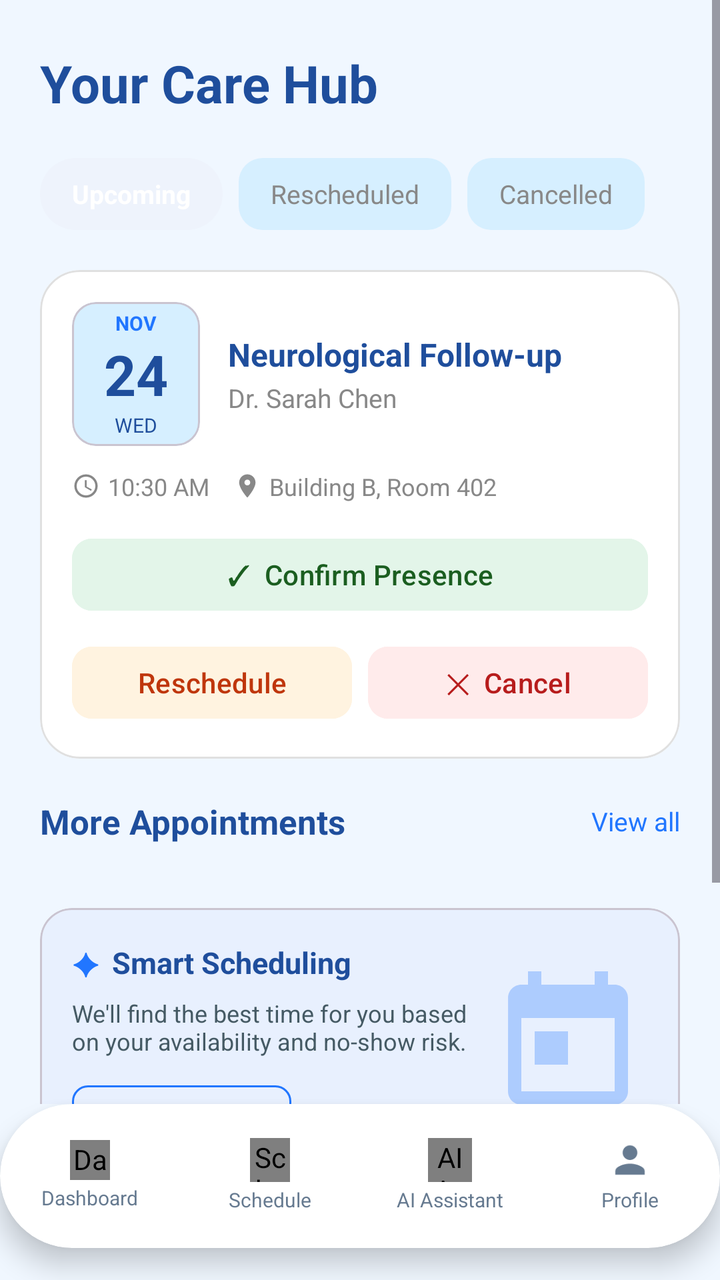
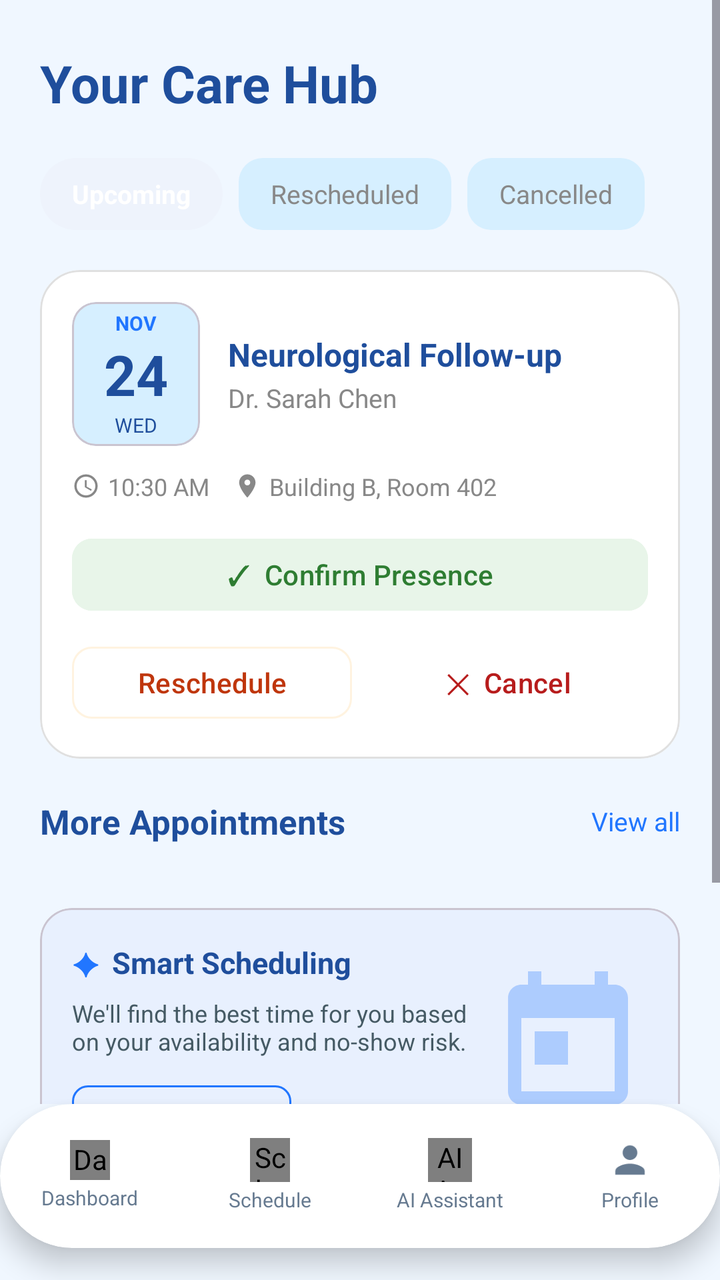

Before-and-after screenshots of an Android layout around one commit, followed by the original layout XML and the change that was made.
<!-- AndroidManifest.xml: application theme Theme.Appointment_Schedule -->
<!-- res/layout/appointment_management.xml -->
<?xml version="1.0" encoding="utf-8"?>
<androidx.constraintlayout.widget.ConstraintLayout
    xmlns:android="http://schemas.android.com/apk/res/android"
    xmlns:app="http://schemas.android.com/apk/res-auto"
    android:layout_width="match_parent"
    android:layout_height="match_parent"
    android:background="@color/background_main">

    <ScrollView
        android:id="@+id/scrollView"
        android:layout_width="0dp"
        android:layout_height="0dp"
        app:layout_constraintTop_toTopOf="parent"
        app:layout_constraintBottom_toTopOf="@id/bottomBar"
        app:layout_constraintStart_toStartOf="parent"
        app:layout_constraintEnd_toEndOf="parent">

        <LinearLayout
            android:layout_width="match_parent"
            android:layout_height="wrap_content"
            android:orientation="vertical"
            android:paddingHorizontal="20dp"
            android:paddingTop="24dp"
            android:paddingBottom="16dp">

            
            <TextView
                android:layout_width="wrap_content"
                android:layout_height="wrap_content"
                android:text="Your Care Hub"
                android:textSize="26sp"
                android:textStyle="bold"
                android:textColor="@color/text_blue"
                android:layout_marginBottom="20dp"/>

            
            <LinearLayout
                android:layout_width="match_parent"
                android:layout_height="wrap_content"
                android:orientation="horizontal"
                android:layout_marginBottom="20dp">

                <TextView
                    android:id="@+id/tabUpcoming"
                    android:layout_width="wrap_content"
                    android:layout_height="36dp"
                    android:text="Upcoming"
                    android:textSize="13sp"
                    android:textStyle="bold"
                    android:textColor="@color/text_on_primary"
                    android:background="@drawable/bg_tab_active"
                    android:gravity="center"
                    android:paddingHorizontal="16dp"
                    android:layout_marginEnd="8dp"/>

                <TextView
                    android:id="@+id/tabRescheduled"
                    android:layout_width="wrap_content"
                    android:layout_height="36dp"
                    android:text="Rescheduled"
                    android:textSize="13sp"
                    android:textColor="@color/text_hint"
                    android:background="@drawable/bg_tab_inactive"
                    android:gravity="center"
                    android:paddingHorizontal="16dp"
                    android:layout_marginEnd="8dp"/>

                <TextView
                    android:id="@+id/tabCancelledHub"
                    android:layout_width="wrap_content"
                    android:layout_height="36dp"
                    android:text="Cancelled"
                    android:textSize="13sp"
                    android:textColor="@color/text_hint"
                    android:background="@drawable/bg_tab_inactive"
                    android:gravity="center"
                    android:paddingHorizontal="16dp"/>

            </LinearLayout>

            
            <com.google.android.material.card.MaterialCardView
                android:id="@+id/featuredAppointmentCard"
                android:layout_width="match_parent"
                android:layout_height="wrap_content"
                app:cardCornerRadius="20dp"
                app:cardElevation="0dp"
                app:cardBackgroundColor="@color/card_background"
                app:strokeWidth="1dp"
                app:strokeColor="#E0E0E0"
                android:layout_marginBottom="20dp">

                <LinearLayout
                    android:layout_width="match_parent"
                    android:layout_height="wrap_content"
                    android:orientation="vertical"
                    android:padding="16dp">

                    
                    <LinearLayout
                        android:layout_width="match_parent"
                        android:layout_height="wrap_content"
                        android:orientation="horizontal"
                        android:gravity="center_vertical"
                        android:layout_marginBottom="12dp">

                        
                        <com.google.android.material.card.MaterialCardView
                            android:layout_width="64dp"
                            android:layout_height="72dp"
                            app:cardCornerRadius="12dp"
                            app:cardElevation="0dp"
                            app:cardBackgroundColor="@color/field_background">
                            <LinearLayout
                                android:layout_width="match_parent"
                                android:layout_height="match_parent"
                                android:orientation="vertical"
                                android:gravity="center">
                                <TextView
                                    android:id="@+id/tvFeaturedMonth"
                                    android:layout_width="wrap_content"
                                    android:layout_height="wrap_content"
                                    android:text="NOV"
                                    android:textSize="10sp"
                                    android:textStyle="bold"
                                    android:textColor="@color/primary_blue"/>
                                <TextView
                                    android:id="@+id/tvFeaturedDay"
                                    android:layout_width="wrap_content"
                                    android:layout_height="wrap_content"
                                    android:text="24"
                                    android:textSize="28sp"
                                    android:textStyle="bold"
                                    android:textColor="@color/text_blue"/>
                                <TextView
                                    android:id="@+id/tvFeaturedDow"
                                    android:layout_width="wrap_content"
                                    android:layout_height="wrap_content"
                                    android:text="WED"
                                    android:textSize="10sp"
                                    android:textColor="@color/text_blue"/>
                            </LinearLayout>
                        </com.google.android.material.card.MaterialCardView>

                        
                        <LinearLayout
                            android:layout_width="0dp"
                            android:layout_height="wrap_content"
                            android:layout_weight="1"
                            android:orientation="vertical"
                            android:layout_marginStart="14dp">
                            <TextView
                                android:id="@+id/tvFeaturedTitle"
                                android:layout_width="wrap_content"
                                android:layout_height="wrap_content"
                                android:text="Neurological Follow-up"
                                android:textSize="16sp"
                                android:textStyle="bold"
                                android:textColor="@color/text_blue"/>
                            <TextView
                                android:id="@+id/tvFeaturedDoctor"
                                android:layout_width="wrap_content"
                                android:layout_height="wrap_content"
                                android:text="Dr. Sarah Chen"
                                android:textSize="13sp"
                                android:textColor="@color/text_hint"
                                android:layout_marginTop="2dp"/>
                        </LinearLayout>
                    </LinearLayout>

                    
                    <LinearLayout
                        android:layout_width="match_parent"
                        android:layout_height="wrap_content"
                        android:orientation="horizontal"
                        android:gravity="center_vertical"
                        android:layout_marginBottom="14dp">
                        <ImageView
                            android:layout_width="14dp"
                            android:layout_height="14dp"
                            android:src="@drawable/ic_clock"
                            app:tint="@color/text_hint"/>
                        <TextView
                            android:id="@+id/tvFeaturedTime"
                            android:layout_width="wrap_content"
                            android:layout_height="wrap_content"
                            android:text="10:30 AM"
                            android:textSize="12sp"
                            android:textColor="@color/text_hint"
                            android:layout_marginStart="4dp"/>
                        <ImageView
                            android:layout_width="14dp"
                            android:layout_height="14dp"
                            android:src="@drawable/ic_location_pin"
                            app:tint="@color/text_hint"
                            android:layout_marginStart="12dp"/>
                        <TextView
                            android:id="@+id/tvFeaturedLocation"
                            android:layout_width="wrap_content"
                            android:layout_height="wrap_content"
                            android:text="Building B, Room 402"
                            android:textSize="12sp"
                            android:textColor="@color/text_hint"
                            android:layout_marginStart="4dp"/>
                    </LinearLayout>

                    
                    <com.google.android.material.button.MaterialButton
                        android:id="@+id/btnConfirmPresence"
                        style="@style/Widget.Material3.Button.TonalButton"
                        android:layout_width="match_parent"
                        android:layout_height="44dp"
                        android:text="✓  Confirm Presence"
                        app:cornerRadius="10dp"
                        android:backgroundTint="@color/success_green_light"
                        android:textColor="@color/success_green"
                        android:textAllCaps="false"
                        android:layout_marginBottom="10dp"/>

                    
                    <LinearLayout
                        android:layout_width="match_parent"
                        android:layout_height="wrap_content"
                        android:orientation="horizontal">
                        <com.google.android.material.button.MaterialButton
                            android:id="@+id/btnReschedule"
                            style="@style/Widget.Material3.Button.OutlinedButton"
                            android:layout_width="0dp"
                            android:layout_height="44dp"
                            android:layout_weight="1"
                            android:text="Reschedule"
                            app:cornerRadius="10dp"
                            android:backgroundTint="@color/warning_orange_light"
                            android:textColor="@color/warning_orange"
                            android:textAllCaps="false"
                            android:layout_marginEnd="8dp"
                            app:strokeWidth="0dp"/>
                        <com.google.android.material.button.MaterialButton
                            android:id="@+id/btnCancel"
                            style="@style/Widget.Material3.Button.TextButton"
                            android:layout_width="0dp"
                            android:layout_height="44dp"
                            android:layout_weight="1"
                            android:text="✕  Cancel"
                            app:cornerRadius="10dp"
                            android:backgroundTint="@color/error_red_light"
                            android:textColor="@color/error_red"
                            android:textAllCaps="false"/>
                    </LinearLayout>
                </LinearLayout>
            </com.google.android.material.card.MaterialCardView>

            
            <LinearLayout
                android:layout_width="match_parent"
                android:layout_height="wrap_content"
                android:orientation="horizontal"
                android:gravity="center_vertical"
                android:layout_marginBottom="12dp">
                <TextView
                    android:layout_width="0dp"
                    android:layout_height="wrap_content"
                    android:layout_weight="1"
                    android:text="More Appointments"
                    android:textSize="17sp"
                    android:textStyle="bold"
                    android:textColor="@color/text_blue"/>
                <TextView
                    android:id="@+id/tvViewAll"
                    android:layout_width="wrap_content"
                    android:layout_height="wrap_content"
                    android:text="View all"
                    android:textSize="13sp"
                    android:textColor="@color/primary_blue"/>
            </LinearLayout>

            
            <androidx.recyclerview.widget.RecyclerView
                android:id="@+id/rv_appointments"
                android:layout_width="match_parent"
                android:layout_height="wrap_content"
                android:nestedScrollingEnabled="false"
                android:layout_marginBottom="20dp"/>

            
            <com.google.android.material.card.MaterialCardView
                android:layout_width="match_parent"
                android:layout_height="wrap_content"
                app:cardCornerRadius="16dp"
                app:cardElevation="0dp"
                app:cardBackgroundColor="#E8F0FE"
                android:layout_marginBottom="20dp">
                <LinearLayout
                    android:layout_width="match_parent"
                    android:layout_height="wrap_content"
                    android:orientation="horizontal"
                    android:padding="16dp"
                    android:gravity="center_vertical">
                    <LinearLayout
                        android:layout_width="0dp"
                        android:layout_height="wrap_content"
                        android:layout_weight="1"
                        android:orientation="vertical">
                        <LinearLayout
                            android:layout_width="wrap_content"
                            android:layout_height="wrap_content"
                            android:orientation="horizontal"
                            android:gravity="center_vertical"
                            android:layout_marginBottom="6dp">
                            <TextView
                                android:layout_width="wrap_content"
                                android:layout_height="wrap_content"
                                android:text="✦"
                                android:textSize="16sp"
                                android:textColor="@color/primary_blue"
                                android:layout_marginEnd="6dp"/>
                            <TextView
                                android:layout_width="wrap_content"
                                android:layout_height="wrap_content"
                                android:text="Smart Scheduling"
                                android:textSize="15sp"
                                android:textStyle="bold"
                                android:textColor="@color/text_blue"/>
                        </LinearLayout>
                        <TextView
                            android:layout_width="wrap_content"
                            android:layout_height="wrap_content"
                            android:text="We'll find the best time for you based on your availability and no-show risk."
                            android:textSize="12sp"
                            android:textColor="@color/text_secondary"
                            android:layout_marginBottom="10dp"/>
                        <com.google.android.material.button.MaterialButton
                            android:id="@+id/btnLearnMore"
                            style="@style/Widget.Material3.Button.OutlinedButton"
                            android:layout_width="wrap_content"
                            android:layout_height="36dp"
                            android:text="Learn More"
                            app:cornerRadius="8dp"
                            android:textAllCaps="false"
                            android:textSize="12sp"
                            app:strokeColor="@color/primary_blue"
                            android:textColor="@color/primary_blue"/>
                    </LinearLayout>
                    <ImageView
                        android:layout_width="80dp"
                        android:layout_height="80dp"
                        android:src="@drawable/ic_calendar"
                        app:tint="@color/primary_blue"
                        android:alpha="0.3"
                        android:layout_marginStart="8dp"/>
                </LinearLayout>
            </com.google.android.material.card.MaterialCardView>

            
            <com.google.android.material.button.MaterialButton
                android:id="@+id/btn_book_appointment"
                android:layout_width="match_parent"
                android:layout_height="56dp"
                android:text="Book Appointment  →"
                android:textSize="16sp"
                android:textStyle="bold"
                android:textColor="@color/text_on_primary"
                android:backgroundTint="@color/primary_blue"
                app:cornerRadius="28dp"
                android:textAllCaps="false"
                android:layout_marginBottom="8dp"/>

        </LinearLayout>
    </ScrollView>

    <include
        layout="@layout/include_bottom_nav"
        android:id="@+id/bottomBar"
        android:layout_width="0dp"
        android:layout_height="72dp"
        android:layout_marginBottom="16dp"
        app:layout_constraintBottom_toBottomOf="parent"
        app:layout_constraintStart_toStartOf="parent"
        app:layout_constraintEnd_toEndOf="parent"/>

</androidx.constraintlayout.widget.ConstraintLayout>
<!-- res/layout/include_bottom_nav.xml (included above) -->
<?xml version="1.0" encoding="utf-8"?>
<androidx.cardview.widget.CardView xmlns:android="http://schemas.android.com/apk/res/android"
    xmlns:app="http://schemas.android.com/apk/res-auto"
    android:id="@+id/bottomBar"
    android:layout_width="match_parent"
    android:layout_height="72dp"
    android:layout_marginHorizontal="16dp"
    android:layout_marginBottom="16dp"
    app:cardBackgroundColor="@color/bottom_nav_bg"
    app:cardCornerRadius="36dp"
    app:cardElevation="8dp">

    <LinearLayout
        android:layout_width="match_parent"
        android:layout_height="match_parent"
        android:gravity="center"
        android:orientation="horizontal"
        android:weightSum="4">

        <LinearLayout
            android:id="@+id/navDashboard"
            android:layout_width="0dp"
            android:layout_height="match_parent"
            android:layout_weight="1"
            android:gravity="center"
            android:orientation="vertical"
            android:tag="dashboard"
            android:clickable="true"
            android:focusable="true"
            android:background="?attr/selectableItemBackgroundBorderless">
            <com.example.mugangaconnect.ui.view.LucideIconView
                android:layout_width="20dp"
                android:layout_height="20dp"
                android:contentDescription="@string/dashboard"
                app:lucideIcon="layout_dashboard"
                android:tint="@color/icon_tint"/>
            <TextView
                android:layout_width="wrap_content"
                android:layout_height="wrap_content"
                android:layout_marginTop="2dp"
                android:text="@string/dashboard"
                android:textColor="@color/icon_tint"
                android:textSize="10sp"/>
        </LinearLayout>

        <LinearLayout
            android:id="@+id/navSchedule"
            android:layout_width="0dp"
            android:layout_height="match_parent"
            android:layout_weight="1"
            android:gravity="center"
            android:orientation="vertical"
            android:tag="schedule"
            android:clickable="true"
            android:focusable="true"
            android:background="?attr/selectableItemBackgroundBorderless">
            <com.example.mugangaconnect.ui.view.LucideIconView
                android:layout_width="20dp"
                android:layout_height="22dp"
                android:contentDescription="@string/schedule"
                app:lucideIcon="calendar_days"
                android:tint="@color/icon_tint"/>
            <TextView
                android:layout_width="wrap_content"
                android:layout_height="wrap_content"
                android:layout_marginTop="2dp"
                android:text="@string/schedule"
                android:textColor="@color/icon_tint"
                android:textSize="10sp"/>
        </LinearLayout>

        <LinearLayout
            android:id="@+id/navAiAssistant"
            android:layout_width="0dp"
            android:layout_height="match_parent"
            android:layout_weight="1"
            android:gravity="center"
            android:orientation="vertical"
            android:tag="ai_assistant"
            android:clickable="true"
            android:focusable="true"
            android:background="?attr/selectableItemBackgroundBorderless">
            <com.example.mugangaconnect.ui.view.LucideIconView
                android:layout_width="22dp"
                android:layout_height="22dp"
                android:contentDescription="@string/ai_assistant"
                app:lucideIcon="bot"
                android:tint="@color/icon_tint"/>
            <TextView
                android:layout_width="wrap_content"
                android:layout_height="wrap_content"
                android:layout_marginTop="2dp"
                android:text="@string/ai_assistant"
                android:textColor="@color/icon_tint"
                android:textSize="10sp"/>
        </LinearLayout>

        <LinearLayout
            android:id="@+id/navProfile"
            android:layout_width="0dp"
            android:layout_height="match_parent"
            android:layout_weight="1"
            android:gravity="center"
            android:orientation="vertical"
            android:tag="profile"
            android:clickable="true"
            android:focusable="true"
            android:background="?attr/selectableItemBackgroundBorderless">
            <ImageView
                android:layout_width="22dp"
                android:layout_height="22dp"
                android:contentDescription="@string/profile_nav"
                android:src="@drawable/ic_person_solid"
                app:tint="@color/icon_tint"/>
            <TextView
                android:layout_width="wrap_content"
                android:layout_height="wrap_content"
                android:layout_marginTop="2dp"
                android:text="@string/profile_nav"
                android:textColor="@color/icon_tint"
                android:textSize="10sp"/>
        </LinearLayout>

    </LinearLayout>
</androidx.cardview.widget.CardView>
<!-- resources referenced by this layout -->
<resources>
  <color name="background_main">#F0F7FF</color>
  <color name="bottom_nav_bg">#FFFFFF</color>
  <color name="card_background">#FFFFFF</color>
  <color name="error_red">#B71C1C</color>
  <color name="error_red_light">#FFEBEB</color>
  <color name="field_background">#D6EFFF</color>
  <color name="icon_tint">#667A90</color>
  <color name="primary_blue">#2176FF</color>
  <color name="success_green">#1B5E20</color>
  <color name="success_green_light">#E3F5E9</color>
  <color name="text_blue">#1F4E9C</color>
  <color name="text_hint">#888888</color>
  <color name="text_on_primary">#FFFFFF</color>
  <color name="text_secondary">#455A64</color>
  <color name="warning_orange">#BF360C</color>
  <color name="warning_orange_light">#FFF3E0</color>
  <!-- drawable bg_tab_active (drawable) -->
  <?xml version="1.0" encoding="utf-8"?>
  <shape xmlns:android="http://schemas.android.com/apk/res/android"
      android:shape="rectangle">
      <solid android:color="#EEF3FC"/>
      <corners android:radius="20dp"/>
  </shape>
  <!-- drawable bg_tab_inactive (drawable) -->
  <?xml version="1.0" encoding="utf-8"?>
  <shape xmlns:android="http://schemas.android.com/apk/res/android">
      <solid android:color="@color/field_background" />
      <corners android:radius="12dp" />
  </shape>
  <!-- drawable ic_calendar (drawable) -->
  <?xml version="1.0" encoding="utf-8"?>
  <vector xmlns:android="http://schemas.android.com/apk/res/android"
      android:width="24dp"
      android:height="24dp"
      android:viewportWidth="24"
      android:viewportHeight="24">
      <path
          android:fillColor="@color/primary_blue"
          android:pathData="M19,3h-1V1h-2v2H8V1H6v2H5c-1.11,0 -1.99,0.9 -1.99,2L3,19c0,1.1 0.89,2 2,2h14c1.1,0 2,-0.9 2,-2V5c0,-1.1 -0.9,-2 -2,-2zM19,19H5V8h14v11zM7,10h5v5H7z"/>
  </vector>
  <!-- drawable ic_location_pin (drawable) -->
  <?xml version="1.0" encoding="utf-8"?>
  <vector xmlns:android="http://schemas.android.com/apk/res/android"
      android:width="24dp"
      android:height="24dp"
      android:viewportWidth="24"
      android:viewportHeight="24">
      <path
          android:fillColor="@color/text_hint"
          android:pathData="M12,2C8.13,2 5,5.13 5,9c0,5.25 7,13 7,13s7,-7.75 7,-13c0,-3.87 -3.13,-7 -7,-7zM12,11.5c-1.38,0 -2.5,-1.12 -2.5,-2.5s1.12,-2.5 2.5,-2.5 2.5,1.12 2.5,2.5 -1.12,2.5 -2.5,2.5z"/>
  </vector>
  <!-- drawable ic_person_solid (drawable) -->
  <vector xmlns:android="http://schemas.android.com/apk/res/android"
      android:width="24dp"
      android:height="24dp"
      android:viewportWidth="24"
      android:viewportHeight="24">
      <path
          android:fillColor="?attr/colorOnSurface"
          android:pathData="M12,12c2.21,0 4,-1.79 4,-4s-1.79,-4 -4,-4 -4,1.79 -4,4 1.79,4 4,4zM12,14c-2.67,0 -8,1.34 -8,4v2h16v-2c0,-2.66 -5.33,-4 -8,-4z" />
  </vector>
  <string name="ai_assistant">AI Assistant</string>
  <string name="dashboard">Dashboard</string>
  <string name="profile_nav">Profile</string>
  <string name="schedule">Schedule</string>
  <style name="Theme.Appointment_Schedule" parent="Base.Theme.Appointment_Schedule" />
  <style name="Base.Theme.Appointment_Schedule" parent="Theme.Material3.DayNight.NoActionBar">
          
          <item name="colorPrimary">@color/primary_blue</item>
          <item name="android:statusBarColor">@color/background_main</item>
          <item name="android:windowLightStatusBar">true</item>
          <item name="android:windowBackground">@color/background_main</item>
          <item name="colorSurface">@color/card_background</item>
          <item name="colorOnSurface">@color/text_primary</item>
      </style>
  <color name="text_primary">#102027</color>
  <!-- unchanged entries left out for length: 1 -->
</resources>

<!-- the commit's change to res/layout/appointment_management.xml (unified diff, before → after) -->
@@ -212,8 +212,8 @@
                         android:layout_height="44dp"
                         android:text="✓  Confirm Presence"
                         app:cornerRadius="10dp"
-                        android:backgroundTint="@color/success_green_light"
-                        android:textColor="@color/success_green"
+                        android:backgroundTint="#E8F5E9"
+                        android:textColor="#2E7D32"
                         android:textAllCaps="false"
                         android:layout_marginBottom="10dp"/>
 
@@ -230,11 +230,11 @@
                             android:layout_weight="1"
                             android:text="Reschedule"
                             app:cornerRadius="10dp"
-                            android:backgroundTint="@color/warning_orange_light"
                             android:textColor="@color/warning_orange"
                             android:textAllCaps="false"
                             android:layout_marginEnd="8dp"
-                            app:strokeWidth="0dp"/>
+                            app:strokeColor="@color/warning_orange_light"
+                            app:strokeWidth="1dp"/>
                         <com.google.android.material.button.MaterialButton
                             android:id="@+id/btnCancel"
                             style="@style/Widget.Material3.Button.TextButton"
@@ -243,7 +243,6 @@
                             android:layout_weight="1"
                             android:text="✕  Cancel"
                             app:cornerRadius="10dp"
-                            android:backgroundTint="@color/error_red_light"
                             android:textColor="@color/error_red"
                             android:textAllCaps="false"/>
                     </LinearLayout>
<!-- resource entries referenced after the edit -->
@@ -4,12 +4,9 @@
   <color name="bottom_nav_bg">#FFFFFF</color>
   <color name="card_background">#FFFFFF</color>
   <color name="error_red">#B71C1C</color>
-  <color name="error_red_light">#FFEBEB</color>
   <color name="field_background">#D6EFFF</color>
   <color name="icon_tint">#667A90</color>
   <color name="primary_blue">#2176FF</color>
-  <color name="success_green">#1B5E20</color>
-  <color name="success_green_light">#E3F5E9</color>
   <color name="text_blue">#1F4E9C</color>
   <color name="text_hint">#888888</color>
   <color name="text_on_primary">#FFFFFF</color>
